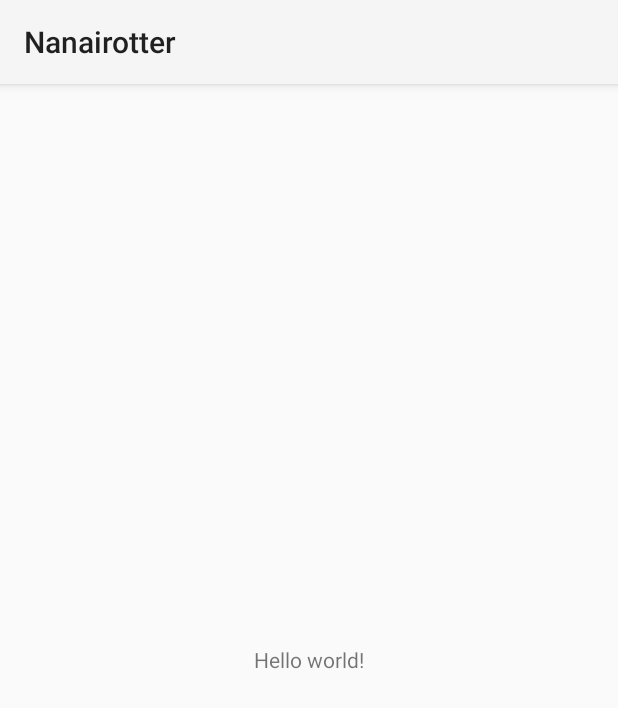
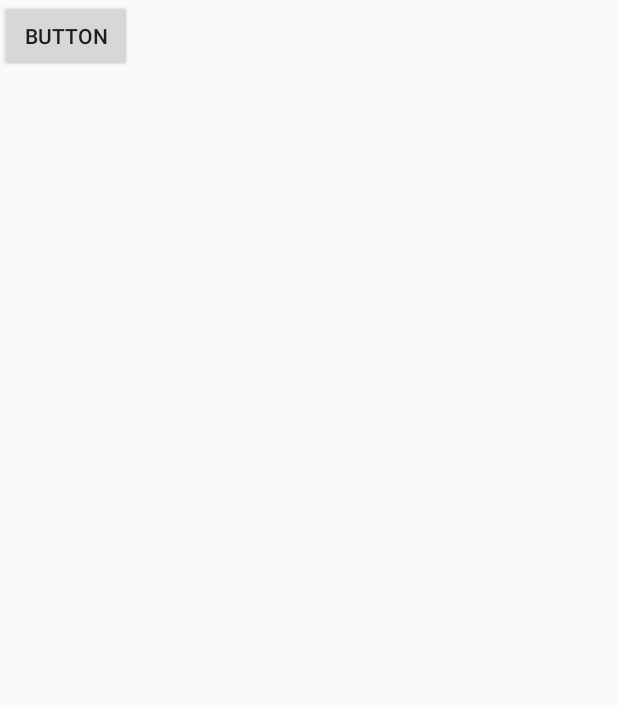
Before and after one commit to Nanairosoft/AIDE, an Android app: the screen it shows after launch (MainActivity before the commit, LoginActivity after it), on a phone screen of 412 x 824 dp. Shown: the top 708 px of the screen. Run offline under Robolectric (Android 15) with nearby library versions, the phone set to English and light mode, and no system bars; 1 statement that could not run was skipped.

Commit message:
ログイン、ドロワーレイアウト実装

```diff
--- a/app/build.gradle
+++ b/app/build.gradle
@@ -20,5 +20,8 @@ android {
 }
 
 dependencies {
+	compile 'com.android.support:design:+'
+	compile 'com.android.support:appcompat-v7:+'
+	compile 'com.android.support:support-v13:+'
     compile fileTree(dir: 'libs', include: ['*.jar'])
 }
--- a/app/src/main/java/com/nanairosoft/android/nanairotter/MainActivity.java
+++ b/app/src/main/java/com/nanairosoft/android/nanairotter/MainActivity.java
@@ -1,14 +1,86 @@
 package com.nanairosoft.android.nanairotter;
 
-import android.app.*;
-import android.os.*;
+import android.app.Activity;
+import android.content.Intent;
+import android.os.Bundle;
+import android.support.design.widget.NavigationView;
+import android.support.v4.widget.DrawerLayout;
+import android.support.v4.view.GravityCompat;
+import android.support.v7.app.ActionBarDrawerToggle;
+import android.support.v7.app.AppCompatActivity;
+import android.support.v7.widget.Toolbar;
+import android.util.Log;
+import android.view.Menu;
+import android.view.MenuItem;
 
-public class MainActivity extends Activity
-{
+public class MainActivity extends AppCompatActivity
+	implements NavigationView.OnNavigationItemSelectedListener {
+
+	static String TAG = "MainActivity";
+
     @Override
     protected void onCreate(Bundle savedInstanceState)
     {
         super.onCreate(savedInstanceState);
         setContentView(R.layout.main);
+
+		if (!TwitterUtils.hasAccessToken(this)) {
+            Intent intent = new Intent(this,LoginActivity.class);
+            startActivity(intent);
+            finish();
+        }
+
+		// Toolbar
+		Toolbar toolbar = (Toolbar) findViewById(R.id.toolbar);
+		setSupportActionBar(toolbar);
+
+		// DrawerToggle
+		DrawerLayout drawer = (DrawerLayout) findViewById(R.id.drawerLayout);
+		ActionBarDrawerToggle toggle = new ActionBarDrawerToggle( this, drawer, toolbar, R.string.drawer_open, R.string.drawer_close);
+		drawer.addDrawerListener(toggle);
+		toggle.syncState();
+
+		// NavigationView Listener
+		NavigationView navigationView = (NavigationView) findViewById(R.id.navigationView);
+		navigationView.setNavigationItemSelectedListener(this);
     }
+
+	@Override
+    public boolean onCreateOptionsMenu(Menu menu) {
+        // Inflate the menu; this adds items to the action bar if it is present.
+        getMenuInflater().inflate(R.menu.options, menu);
+        return true;
+    }
+
+	@Override
+	public boolean onOptionsItemSelected(MenuItem item) {
+		switch(item.getItemId()){
+			case R.id.action_settings:
+				Log.d(TAG, "Settings Selected!");
+				break;
+		}
+		return true;
+	}
+
+	@Override
+	public boolean onNavigationItemSelected(MenuItem item) {
+		switch(item.getItemId()){
+			case R.id.menu_item1:
+				Log.d(TAG, "Item 1 Selected!");
+				break;
+			case R.id.menu_item2:
+				Log.d(TAG, "Item 2 Selected!");
+				break;
+			case R.id.menu_item3:
+				Log.d(TAG, "Item 3 Selected!");
+				break;
+			case R.id.menu_item4:
+				Log.d(TAG, "Item 4 Selected!");
+				break;
+		}
+
+		DrawerLayout drawer = (DrawerLayout) findViewById(R.id.drawerLayout);
+		drawer.closeDrawer(GravityCompat.START);
+		return true;
+	}
 }
--- /dev/null
+++ b/app/src/main/java/com/nanairosoft/android/nanairotter/TwitterUtils.java
@@ -0,0 +1,77 @@
+package com.nanairosoft.android.nanairotter;
+
+import twitter4j.Twitter;
+import twitter4j.TwitterFactory;
+import twitter4j.auth.AccessToken;
+import android.content.Context;
+import android.content.SharedPreferences;
+import android.content.SharedPreferences.Editor;
+
+public class TwitterUtils {
+
+    private static final String TOKEN = "token";
+    private static final String TOKEN_SECRET = "token_secret";
+    private static final String PREF_NAME = "twitter_access_token";
+
+    /**
+     * Twitterインスタンスを取得します。アクセストークンが保存されていれば自動的にセットします。
+     *
+     * @param context
+     * @return
+     */
+    public static Twitter getTwitterInstance(Context context) {
+        String consumerKey = context.getString(R.string.twitter_consumer_key);
+        String consumerSecret = context.getString(R.string.twitter_consumer_secret);
+
+        TwitterFactory factory = new TwitterFactory();
+        Twitter twitter = factory.getInstance();
+        twitter.setOAuthConsumer(consumerKey, consumerSecret);
+
+        if (hasAccessToken(context)) {
+            twitter.setOAuthAccessToken(loadAccessToken(context));
+        }
+        return twitter;
+    }
+
+    /**
+     * アクセストークンをプリファレンスに保存します。
+     *
+     * @param context
+     * @param accessToken
+     */
+    public static void storeAccessToken(Context context, AccessToken accessToken) {
+        SharedPreferences preferences = context.getSharedPreferences(PREF_NAME,
+																	 Context.MODE_PRIVATE);
+        Editor editor = preferences.edit();
+        editor.putString(TOKEN, accessToken.getToken());
+        editor.putString(TOKEN_SECRET, accessToken.getTokenSecret());
+        editor.commit();
+    }
+
+    /**
+     * アクセストークンをプリファレンスから読み込みます。
+     *
+     * @param context
+     * @return
+     */
+    public static AccessToken loadAccessToken(Context context) {
+        SharedPreferences preferences = context.getSharedPreferences(PREF_NAME,
+																	 Context.MODE_PRIVATE);
+        String token = preferences.getString(TOKEN, null);
+        String tokenSecret = preferences.getString(TOKEN_SECRET, null);
+        if (token != null && tokenSecret != null) {
+            return new AccessToken(token, tokenSecret);
+        } else {
+            return null;
+        }
+    }
+
+    /**
+     * アクセストークンが存在する場合はtrueを返します。
+     *
+     * @return
+     */
+    public static boolean hasAccessToken(Context context) {
+        return loadAccessToken(context) != null;
+    }
+}
--- /dev/null
+++ b/app/src/main/res/layout/login.xml
@@ -0,0 +1,14 @@
+<?xml version="1.0" encoding="utf-8"?>
+<LinearLayout
+	xmlns:android="http://schemas.android.com/apk/res/android"
+	android:layout_width="fill_parent"
+	android:layout_height="fill_parent"
+	android:orientation="vertical">
+
+	<Button
+		android:layout_height="wrap_content"
+		android:layout_width="wrap_content"
+		android:text="Button"
+		android:id="@+id/action_start_oauth"/>
+
+</LinearLayout>
--- /dev/null
+++ b/app/src/main/res/values/colors.xml
@@ -0,0 +1,7 @@
+<?xml version="1.0" encoding="utf-8"?>
+<resources>
+	<color name="colorPrimary">#4CAF50</color>
+	<color name="colorPrimaryDark">#388E3C</color>
+	<color name="colorAccent">#FF4081</color>
+	<color name="colorDrawerHeader">#CDDC39</color>
+</resources>
--- a/app/src/main/res/values/strings.xml
+++ b/app/src/main/res/values/strings.xml
@@ -4,4 +4,13 @@
     <string name="app_name">Nanairotter</string>
     <string name="hello_world">Hello world!</string>
 
+	<string name="drawer_open">Drawer Open</string>
+	<string name="drawer_close">Drawer Close</string>
+
+	<string name="action_settings">Settings</string>
+
+	<string name="twitter_consumer_key">yOKrAflrYyAVyUTHssZwwZeNS</string>
+    <string name="twitter_consumer_secret">CJ0KSobVCKqZ8GE9UtOoWHZxFapzXhCMd6pp1M0JJmYf2pDDfG</string>
+	<string name="twitter_callback_url">gabu://twitter</string>
+
 </resources>
--- a/app/src/main/res/values/styles.xml
+++ b/app/src/main/res/values/styles.xml
@@ -1,5 +1,11 @@
 <?xml version="1.0" encoding="utf-8"?>
 <resources>
-    <style name="AppTheme" parent="@android:style/Theme.Holo.Light">
+	<style name="MyTheme" parent="Theme.AppCompat.Light.DarkActionBar">
+		<item name="windowActionBar">false</item>
+		<item name="windowNoTitle">true</item>
+		<item name="android:windowTranslucentStatus">true</item>
+		<item name="colorPrimary">@color/colorPrimary</item>
+		<item name="colorPrimaryDark">@color/colorPrimaryDark</item>
+		<item name="colorAccent">@color/colorAccent</item>
 	</style>
 </resources>
```
Also changed, not shown: app/src/main/AndroidManifest.xml (+25 -3 lines), app/src/main/java/com/nanairosoft/android/nanairotter/LoginActivity.java (added, +114 -0 lines), app/src/main/res/layout/drawer_header.xml (added, +17 -0 lines), app/src/main/res/layout/main.xml (+49 -9 lines), app/src/main/res/menu/drawer.xml (added, +28 -0 lines), app/libs/twitter4j-core-4.0.4.jar (added), 1 other file.
